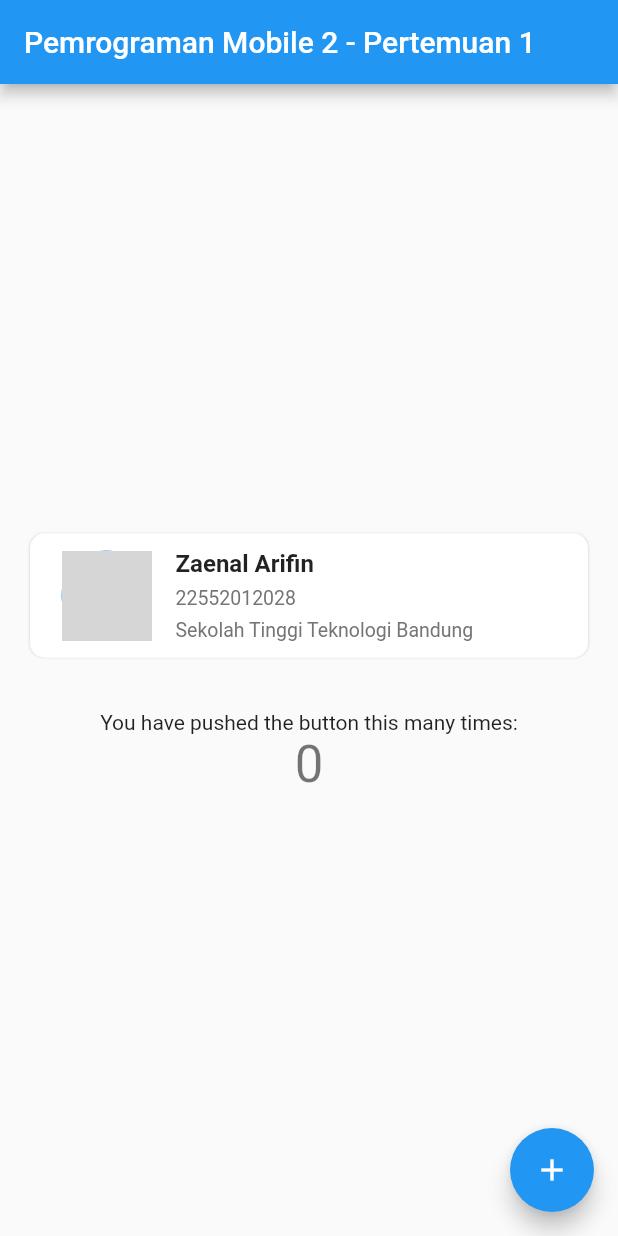
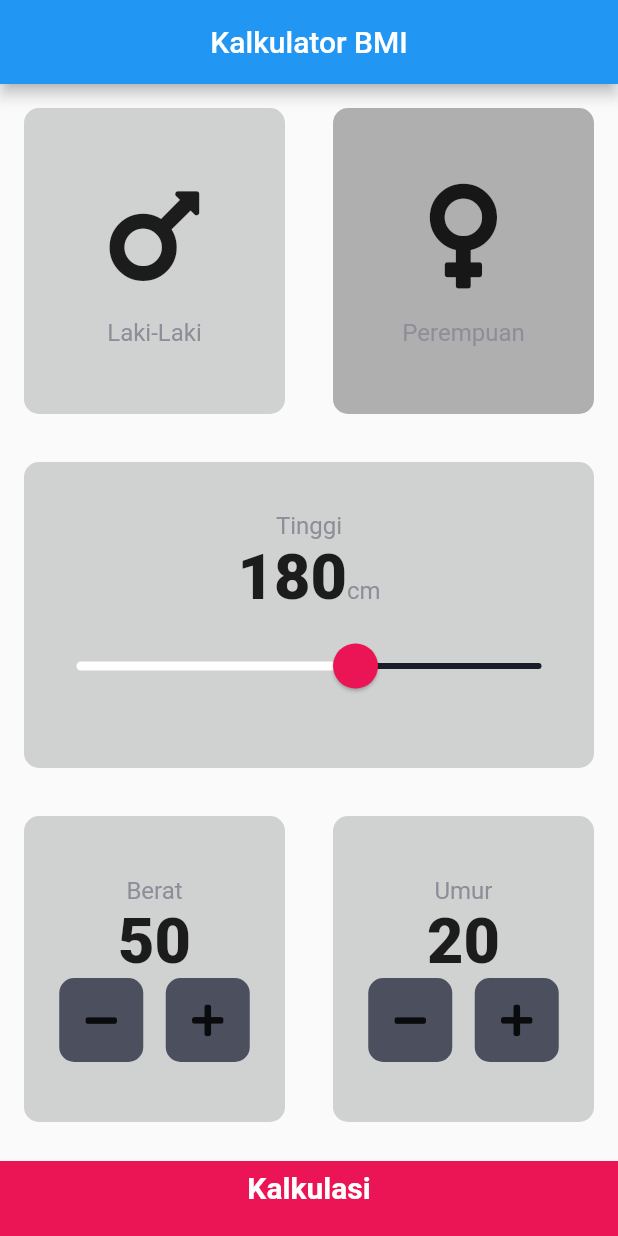
Before and after one commit to arifinzn/mobile-2-pertemuan-5, a Flutter app: the screen it shows after launch, on a phone screen of 412 x 824 dp. Run offline on Flutter 3.47's test engine with Material 2 defaults, Android fonts, the phone set to English and light mode, and no system bars; our stand-ins replace font_awesome_flutter; grey boxes are pictures that could not be loaded.

Commit message:
kalkulator BMI

```diff
--- /dev/null
+++ b/lib/components/bottom_container_button.dart
@@ -0,0 +1,28 @@
+import 'package:flutter/material.dart';
+import 'package:pertemuan5/utils/constants.dart';
+
+class BottomContainer extends StatelessWidget {
+  final String text;
+  final VoidCallback? onTap;
+
+  BottomContainer({required this.text, required this.onTap});
+  @override
+  Widget build(BuildContext context) {
+    return GestureDetector(
+      onTap: onTap,
+      child: Container(
+        color: kbottomContainerColor,
+        margin: EdgeInsets.only(top: 10.0),
+        width: double.infinity,
+        height: kbottomContainerHeight,
+        padding: EdgeInsets.only(bottom: 15.0),
+        child: Center(
+          child: Text(
+            text,
+            style: klargeBottomButtonTextStyle,
+          ),
+        ),
+      ),
+    );
+  }
+}
--- /dev/null
+++ b/lib/components/icon_content.dart
@@ -0,0 +1,31 @@
+import 'package:flutter/material.dart';
+import 'package:pertemuan5/utils/constants.dart';
+
+const sizedBox = SizedBox(
+  height: 15.0,
+);
+
+const iconSize = 80.0;
+
+class IconContent extends StatelessWidget {
+  final IconData myicon;
+  final String text;
+  IconContent({required this.myicon, required this.text});
+  @override
+  Widget build(BuildContext context) {
+    return Column(
+      mainAxisAlignment: MainAxisAlignment.center,
+      children: [
+        Icon(
+          myicon,
+          size: iconSize,
+        ),
+        sizedBox,
+        Text(
+          text,
+          style: klabelTextStyle,
+        ),
+      ],
+    );
+  }
+}
--- /dev/null
+++ b/lib/components/reusable_bg.dart
@@ -0,0 +1,20 @@
+import 'package:flutter/material.dart';
+
+class ReusableBg extends StatelessWidget {
+  // ignore: non_constant_identifier_names
+  ReusableBg({required this.colour, required this.cardChild}); //remove required
+  final Color colour;
+  final Widget cardChild;
+
+  @override
+  Widget build(BuildContext context) {
+    return Container(
+      child: cardChild,
+      margin: EdgeInsets.all(16.0),
+      decoration: BoxDecoration(
+        color: colour,
+        borderRadius: BorderRadius.circular(10.0),
+      ),
+    );
+  }
+}
--- /dev/null
+++ b/lib/components/round_icon_button.dart
@@ -0,0 +1,22 @@
+import 'package:flutter/material.dart';
+
+class RoundIconButton extends StatelessWidget {
+  final IconData icon;
+  final VoidCallback? onPressed;
+
+  RoundIconButton({required this.icon, required this.onPressed});
+  @override
+  Widget build(BuildContext context) {
+    return RawMaterialButton(
+      child: Icon(icon),
+      constraints: BoxConstraints.tightFor(
+        width: 56.0,
+        height: 56.0,
+      ),
+      elevation: 0.0,
+      onPressed: onPressed,
+      shape: RoundedRectangleBorder(borderRadius: BorderRadius.circular(10.0)),
+      fillColor: Color(0xFF4C4F5E),
+    );
+  }
+}
--- a/lib/main.dart
+++ b/lib/main.dart
@@ -1,4 +1,5 @@
 import 'package:flutter/material.dart';
+import 'package:pertemuan5/screens/bmi_calculator/input_screen.dart';
 
 void main() {
   runApp(const MyApp());
@@ -24,7 +25,7 @@ class MyApp extends StatelessWidget {
         // is not restarted.
         primarySwatch: Colors.blue,
       ),
-      home: const MyHomePage(title: 'Pemrograman Mobile 2 - Pertemuan 1'),
+      home: BMICalculatorInputScreen(),
     );
   }
 }
--- /dev/null
+++ b/lib/screens/bmi_calculator/input_screen.dart
@@ -0,0 +1,253 @@
+import 'package:flutter/cupertino.dart';
+import 'package:flutter/material.dart';
+import 'package:font_awesome_flutter/font_awesome_flutter.dart';
+import 'package:pertemuan5/utils/constants.dart';
+import 'package:pertemuan5/components/icon_content.dart';
+import 'package:pertemuan5/components/reusable_bg.dart';
+import 'package:pertemuan5/components/round_icon_Button.dart';
+import 'package:pertemuan5/utils/constants.dart';
+import 'package:pertemuan5/screens/bmi_calculator/result_page.dart';
+import 'package:pertemuan5/components/bottom_container_button.dart';
+import 'package:pertemuan5/utils/calculator_brain.dart';
+
+// ignore: must_be_immutable
+class BMICalculatorInputScreen extends StatefulWidget {
+  @override
+  _BMICalculatorInputScreenState createState() =>
+      _BMICalculatorInputScreenState();
+}
+
+//ENUMERATION : The action of establishing number of something , implicit way
+enum Gender {
+  male,
+  female,
+}
+
+class _BMICalculatorInputScreenState extends State<BMICalculatorInputScreen> {
+  //by default male will be selected
+
+  late Gender selectedGender = Gender.male;
+  int height = 180;
+  int weight = 50;
+  int age = 20;
+  @override
+  Widget build(BuildContext context) {
+    return Scaffold(
+      appBar: AppBar(
+        title: const Center(
+          child: Text('Kalkulator BMI'),
+        ),
+      ),
+      body: Column(
+        crossAxisAlignment: CrossAxisAlignment.stretch,
+        children: [
+          Expanded(
+            child: Row(
+              children: [
+                Expanded(
+                  child: GestureDetector(
+                    onTap: () {
+                      setState(() {
+                        selectedGender = Gender.male;
+                      });
+                    },
+                    child: ReusableBg(
+                      colour: selectedGender == Gender.male
+                          ? kactiveCardColor
+                          : kinactiveCardColor,
+                      cardChild: IconContent(
+                          myicon: FontAwesomeIcons.mars, text: 'Laki-Laki'),
+                    ),
+                  ),
+                ),
+                Expanded(
+                  child: GestureDetector(
+                    onTap: () {
+                      setState(() {
+                        selectedGender = Gender.female;
+                      });
+                    },
+                    child: ReusableBg(
+                      colour: selectedGender == Gender.female
+                          ? kactiveCardColor
+                          : kinactiveCardColor,
+                      cardChild: IconContent(
+                          myicon: FontAwesomeIcons.venus, text: 'Perempuan'),
+                    ),
+                  ),
+                ),
+              ],
+            ),
+          ),
+          Expanded(
+            child: ReusableBg(
+              colour: kactiveCardColor,
+              cardChild: Column(
+                mainAxisAlignment: MainAxisAlignment.center,
+                children: [
+                  const Text(
+                    'Tinggi',
+                    style: klabelTextStyle,
+                  ),
+                  Row(
+                    mainAxisAlignment: MainAxisAlignment.center,
+                    crossAxisAlignment: CrossAxisAlignment.baseline,
+                    textBaseline: TextBaseline.alphabetic,
+                    children: [
+                      Text(
+                        height.toString(),
+                        style: kDigitTextStyle,
+                      ),
+                      const Text(
+                        'cm',
+                        style: klabelTextStyle,
+                      ),
+                    ],
+                  ),
+                  SliderTheme(
+                    data: SliderTheme.of(context).copyWith(
+                      activeTrackColor: Colors.white,
+                      inactiveTrackColor: ksliderInactiveColor,
+                      thumbColor: const Color(0xFFEB1555),
+                      overlayColor: const Color(0x29EB1555),
+                      thumbShape:
+                          const RoundSliderThumbShape(enabledThumbRadius: 15.0),
+                      overlayShape:
+                          const RoundSliderOverlayShape(overlayRadius: 35.0),
+                    ),
+                    child: Slider(
+                      value: height.toDouble(),
+                      min: 120,
+                      max: 220,
+                      onChanged: (double newValue) {
+                        setState(() {
+                          height = newValue.round();
+                        });
+                      },
+                    ),
+                  ),
+                ],
+              ),
+            ),
+          ),
+          Expanded(
+            child: Row(
+              children: [
+                Expanded(
+                  child: ReusableBg(
+                    colour: kactiveCardColor,
+                    cardChild: Column(
+                      mainAxisAlignment: MainAxisAlignment.center,
+                      children: [
+                        const Text(
+                          'Berat',
+                          style: klabelTextStyle,
+                        ),
+                        Text(
+                          weight.toString(),
+                          style: kDigitTextStyle,
+                        ),
+                        Row(
+                          mainAxisAlignment: MainAxisAlignment.center,
+                          children: [
+                            RoundIconButton(
+                              icon: FontAwesomeIcons.minus,
+                              onPressed: () {
+                                setState(() {
+                                  weight--;
+                                });
+                              },
+                            ),
+                            const SizedBox(
+                              width: 15.0,
+                            ),
+                            RoundIconButton(
+                              icon: FontAwesomeIcons.plus,
+                              onPressed: () {
+                                setState(() {
+                                  weight++;
+                                });
+                              },
+                            ),
+                          ],
+                        ),
+                      ],
+                    ),
+                  ),
+                ),
+                Expanded(
+                  child: ReusableBg(
+                    colour: kactiveCardColor,
+                    cardChild: Column(
+                      mainAxisAlignment: MainAxisAlignment.center,
+                      children: [
+                        const Text(
+                          'Umur',
+                          style: klabelTextStyle,
+                        ),
+                        Text(
+                          age.toString(),
+                          style: kDigitTextStyle,
+                        ),
+                        Row(
+                          mainAxisAlignment: MainAxisAlignment.center,
+                          children: [
+                            RoundIconButton(
+                              icon: FontAwesomeIcons.minus,
+                              onPressed: () {
+                                setState(() {
+                                  age--;
+                                });
+                              },
+                            ),
+                            const SizedBox(width: 15.0),
+                            RoundIconButton(
+                              icon: FontAwesomeIcons.plus,
+                              onPressed: () {
+                                setState(() {
+                                  age++;
+                                });
+                              },
+                            ),
+                          ],
+                        ),
+                      ],
+                    ),
+                  ),
+                ),
+              ],
+            ),
+          ),
+          BottomContainer(
+            text: 'Kalkulasi',
+            onTap: () {
+              Calculate calc = Calculate(height: height, weight: weight);
+
+              Navigator.push(
+                context,
+                MaterialPageRoute(
+                  builder: (context) => BMICalculatorResultPage(
+                    bmi: calc.result(),
+                    resultText: calc.getText(),
+                    advise: calc.getAdvise(),
+                    textColor: calc.getTextColor(),
+                  ),
+                ),
+              );
+            },
+          ),
+        ],
+      ),
+
+      // floatingActionButton: FloatingActionButton(
+      //   onPressed: () {},
+      //   child: Icon(
+      //     Icons.favorite,
+      //     color: Colors.pink,
+      //     size: 23.0,
+      //   ),
+      //   backgroundColor: kactiveCardColor,
+      // ),
+    );
+  }
+}
--- /dev/null
+++ b/lib/utils/calculator_brain.dart
@@ -0,0 +1,43 @@
+import 'dart:math';
+import 'package:flutter/material.dart';
+
+class Calculate {
+  Calculate({required this.height, required this.weight});
+  final int height;
+  final int weight;
+  double _bmi = 0;
+  Color _textColor = Color(0xFF24D876);
+
+  String result() {
+    _bmi = (weight / pow(height / 100, 2));
+    return _bmi.toStringAsFixed(1);
+  }
+
+  String getText() {
+    if (_bmi >= 25) {
+      return 'KELEBIHAN BERAT BADAN';
+    } else if (_bmi > 18.5) {
+      return 'NORMAL';
+    } else {
+      return 'KEKURANGAN BERAT BADAN';
+    }
+  }
+
+  String getAdvise() {
+    if (_bmi >= 25) {
+      return 'Berat badan anda lebih dari normal.\n Cobalah untuk melakukan lebih banyak Olahraga';
+    } else if (_bmi > 18.5) {
+      return 'Anda memiliki berat badan normal.\nKerja bagus!';
+    } else {
+      return 'Berat badan anda kurang dari normal.\n Cobalah makan lebih banyak';
+    }
+  }
+
+  Color getTextColor() {
+    if (_bmi >= 25 || _bmi <= 18.5) {
+      return Colors.deepOrangeAccent;
+    } else {
+      return const Color(0xFF24D876);
+    }
+  }
+}
--- /dev/null
+++ b/lib/utils/constants.dart
@@ -0,0 +1,37 @@
+import 'package:flutter/material.dart';
+
+const kactiveCardColor = Color.fromARGB(255, 208, 209, 209);
+const kinactiveCardColor = Color.fromARGB(255, 175, 175, 175);
+const ksliderInactiveColor = Color.fromARGB(255, 27, 28, 41);
+const kbottomContainerHeight = 50.0;
+const kbottomContainerColor = Color(0xFFEB1555);
+const klabelTextStyle = TextStyle(
+  fontSize: 16.0,
+  color: Color(0xFF8D8E98),
+);
+const kDigitTextStyle = TextStyle(
+  fontSize: 42,
+  fontWeight: FontWeight.w900,
+);
+const klargeBottomButtonTextStyle = TextStyle(
+  fontWeight: FontWeight.bold,
+  color: Colors.white,
+  fontSize: 20.0,
+);
+const ktitleTextStyle = TextStyle(
+  fontSize: 50.0,
+  fontWeight: FontWeight.bold,
+);
+const kResultTextStyle = TextStyle(
+  color: Color(0xFF24D876),
+  fontSize: 27.0,
+  fontWeight: FontWeight.bold,
+);
+
+const kBMITextStyle = TextStyle(
+  fontSize: 100.0,
+  fontWeight: FontWeight.bold,
+);
+const kBodyTextStyle = TextStyle(
+  fontSize: 22,
+);
--- a/pubspec.yaml
+++ b/pubspec.yaml
@@ -1,4 +1,4 @@
-name: started
+name: pertemuan5
 description: A new Flutter project.
 # The following line prevents the package from being accidentally published to
 # pub.dev using `flutter pub publish`. This is preferred for private packages.
@@ -35,6 +35,9 @@ dependencies:
   # The following adds the Cupertino Icons font to your application.
   # Use with the CupertinoIcons class for iOS style icons.
   cupertino_icons: ^1.0.2
+  font_awesome_flutter: ^9.1.0
+  sqflite: ^2.2.8+4
+  uuid: ^4.1.0
 
 dev_dependencies:
   flutter_test:
```
Also changed, not shown: lib/models/user_model.dart (added, +20 -0 lines), lib/screens/bmi_calculator/result_page.dart (added, +106 -0 lines), pubspec.lock, 1 other file.
